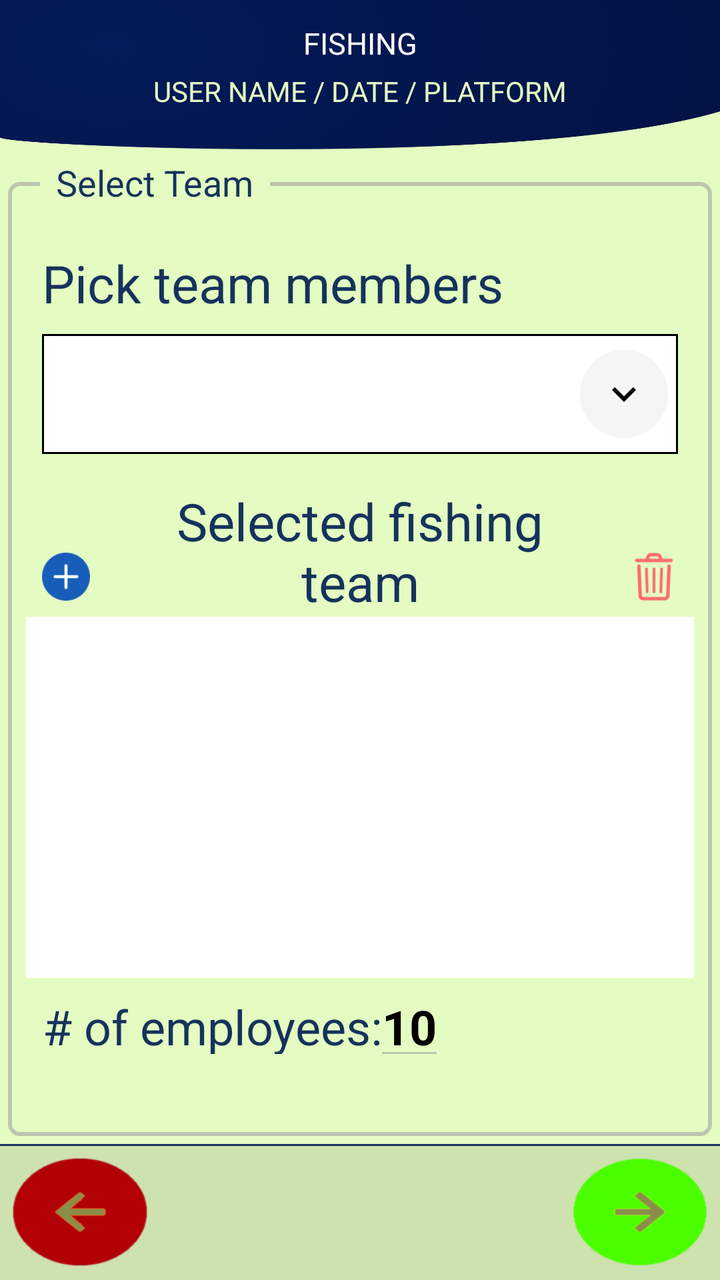
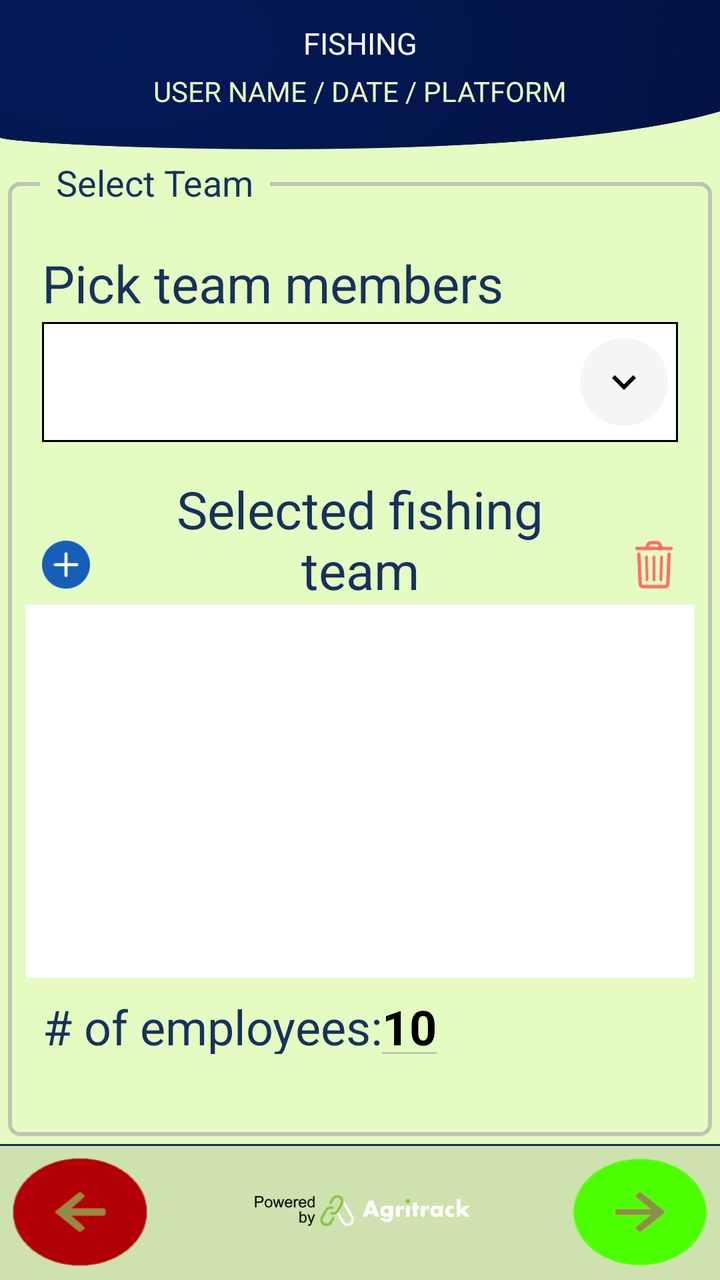

Screens rendered from an Android XML layout before and after an edit, with the pre-edit source and the edit as a unified diff.
<!-- AndroidManifest.xml: application theme Theme.FishTrack -->
<!-- res/layout/activity_fishing_team.xml -->
<?xml version="1.0" encoding="utf-8"?>
<androidx.constraintlayout.widget.ConstraintLayout xmlns:android="http://schemas.android.com/apk/res/android"
    xmlns:app="http://schemas.android.com/apk/res-auto"
    xmlns:tools="http://schemas.android.com/tools"
    android:layout_width="match_parent"
    android:layout_height="match_parent"
    android:background="@color/agri_green"
    tools:context=".ui.activity.fishing.FishingTeamActivity">

    <androidx.constraintlayout.widget.ConstraintLayout
        android:id="@+id/headerLayout"
        android:layout_width="match_parent"
        android:layout_height="75dp"
        android:background="@drawable/bg_form_screen"
        android:backgroundTint="@color/agri_blue"
        android:backgroundTintMode="multiply"
        android:clipChildren="false"
        android:clipToPadding="false"
        android:fadingEdge="horizontal"
        android:paddingTop="0dp"
        app:layout_constraintEnd_toEndOf="parent"
        app:layout_constraintStart_toStartOf="parent"
        app:layout_constraintTop_toTopOf="parent">


        <ImageView
            android:id="@+id/ivBack"
            android:layout_width="wrap_content"
            android:layout_height="wrap_content"
            android:layout_marginStart="8dp"
            android:layout_marginEnd="16dp"
            android:layout_marginBottom="14dp"
            android:contentDescription="back Image"
            android:src="@drawable/ic_back"
            android:visibility="invisible"
            app:layout_constraintBottom_toBottomOf="parent"
            app:layout_constraintEnd_toStartOf="@+id/tvTitleToolbar"
            app:layout_constraintStart_toStartOf="parent"
            app:layout_constraintTop_toTopOf="parent" />

        <TextView
            android:id="@+id/tvTitleToolbar"
            fontPath="fonts/open_sans_semibold.ttf"
            android:layout_width="wrap_content"
            android:layout_height="wrap_content"
            android:layout_marginBottom="32dp"
            android:width="250sp"
            android:gravity="center|top|fill_vertical"
            android:text="@string/title_fishing"
            android:textColor="@color/white"
            android:textSize="@dimen/text_semi_medium"
            app:layout_constraintBottom_toBottomOf="parent"
            app:layout_constraintEnd_toStartOf="@+id/ivNext"
            app:layout_constraintStart_toEndOf="@+id/ivBack"
            app:layout_constraintTop_toTopOf="parent"
            tools:ignore="MissingPrefix" />


        <ImageView
            android:id="@+id/ivNext"
            android:layout_width="wrap_content"
            android:layout_height="wrap_content"
            android:layout_marginStart="16dp"
            android:layout_marginEnd="8dp"
            android:layout_marginBottom="14dp"
            android:src="@drawable/ic_next"
            android:visibility="invisible"
            app:layout_constraintBottom_toBottomOf="parent"
            app:layout_constraintEnd_toEndOf="parent"
            app:layout_constraintStart_toEndOf="@+id/tvTitleToolbar"
            app:layout_constraintTop_toTopOf="parent" />

        <TextView
            android:id="@+id/tvPlatformQuantityNoBins"
            android:layout_width="0dp"
            android:layout_height="wrap_content"
            android:layout_marginBottom="16dp"
            android:backgroundTint="@color/agri_blue"
            android:backgroundTintMode="screen"
            android:gravity="center"
            android:text="@string/title_user_date_platform"
            android:textColor="@color/agri_green"
            android:textSize="14sp"
            app:layout_constraintBottom_toBottomOf="parent"
            app:layout_constraintEnd_toEndOf="parent"
            app:layout_constraintStart_toStartOf="parent"
            app:layout_constraintTop_toBottomOf="@+id/tvTitleToolbar"
            tools:layout_conversion_absoluteHeight="0dp"
            tools:layout_conversion_absoluteWidth="0dp" />

    </androidx.constraintlayout.widget.ConstraintLayout>

    <androidx.constraintlayout.widget.ConstraintLayout
        android:id="@+id/formLayout"
        android:layout_width="0dp"
        android:layout_height="0dp"
        app:layout_constraintBottom_toTopOf="@+id/footerLayout"
        app:layout_constraintEnd_toEndOf="parent"
        app:layout_constraintHorizontal_bias="0.0"
        app:layout_constraintStart_toStartOf="parent"
        app:layout_constraintTop_toBottomOf="@id/headerLayout"
        app:layout_constraintVertical_bias="1.0">

        <RelativeLayout
            android:id="@+id/fishMainLayout"
            android:layout_width="0dp"
            android:layout_height="0dp"
            android:layout_marginStart="4dp"
            android:layout_marginTop="4dp"
            android:layout_marginEnd="4dp"
            android:layout_marginBottom="4dp"
            app:layout_constraintBottom_toBottomOf="parent"
            app:layout_constraintEnd_toEndOf="parent"
            app:layout_constraintStart_toStartOf="parent"
            app:layout_constraintTop_toTopOf="parent">

        <androidx.constraintlayout.widget.ConstraintLayout
            android:layout_width="match_parent"
            android:layout_height="match_parent"
            android:layout_marginTop="12dp"
            android:background="@drawable/shape_rounded_corner_with_shadow"
            android:orientation="vertical"
            android:padding="1dp">

            <ImageView
                android:id="@+id/ivDelete2"
                android:layout_width="24dp"
                android:layout_height="24dp"

                android:layout_marginEnd="16dp"
                android:layout_marginBottom="8dp"
                app:layout_constraintBottom_toTopOf="@+id/rvTeam"
                app:layout_constraintEnd_toEndOf="parent"
                app:layout_constraintStart_toEndOf="@+id/tvSelectTeam"
                app:srcCompat="@drawable/ic_delete" />

            <ImageView
                android:id="@+id/ivAdd2"
                android:layout_width="24dp"
                android:layout_height="24dp"
                android:layout_marginStart="16dp"
                android:layout_marginBottom="8dp"
                app:layout_constraintBottom_toTopOf="@+id/rvTeam"
                app:layout_constraintEnd_toStartOf="@id/tvSelectTeam"
                app:layout_constraintStart_toStartOf="parent"
                app:srcCompat="@drawable/ic_add_stock_opname" />

            <TextView
                android:id="@+id/tvPickMembers"
                android:layout_width="0dp"
                android:layout_height="wrap_content"
                android:layout_marginStart="16dp"
                android:layout_marginTop="32dp"
                android:text="@string/pick_fishing_team"
                android:textColor="@color/label_blue"
                android:textSize="@dimen/text_view_font_size"
                app:layout_constraintBottom_toTopOf="@id/spFishingTeam"
                app:layout_constraintEnd_toEndOf="parent"
                app:layout_constraintStart_toStartOf="parent"
                app:layout_constraintTop_toTopOf="parent" />

        <Spinner
            android:id="@+id/spFishingTeam"
            style="@style/spinner_style"
            android:layout_width="0dp"
            android:layout_height="60dp"
            android:layout_marginStart="16dp"
            android:layout_marginTop="8dp"
            android:layout_marginEnd="16dp"
            android:dropDownWidth="match_parent"
            android:focusableInTouchMode="true"
            android:requiresFadingEdge="horizontal"
            android:spinnerMode="dropdown"
            android:textAlignment="textStart"
            android:visibility="visible"
            app:layout_constraintBottom_toBottomOf="@id/tvSelectTeam"
            app:layout_constraintEnd_toEndOf="parent"
            app:layout_constraintHorizontal_bias="0.496"
            app:layout_constraintStart_toStartOf="parent"
            app:layout_constraintTop_toBottomOf="@id/tvPickMembers"
            tools:layout_conversion_absoluteHeight="0dp"
            tools:layout_conversion_absoluteWidth="0dp" />

            <TextView
                android:id="@+id/tvSelectTeam"
                android:layout_width="0dp"
                android:layout_height="wrap_content"
                android:layout_marginStart="32dp"
                android:layout_marginTop="16dp"
                android:layout_marginEnd="32dp"
                android:gravity="center_horizontal"
                android:text="@string/fishing_team"
                android:textColor="@color/label_blue"
                android:textSize="@dimen/text_view_font_size"
                app:layout_constraintBottom_toTopOf="@+id/rvTeam"
                app:layout_constraintEnd_toStartOf="@+id/ivDelete2"
                app:layout_constraintStart_toEndOf="@+id/ivAdd2"
                app:layout_constraintTop_toBottomOf="@id/spFishingTeam" />

        <androidx.recyclerview.widget.RecyclerView
            android:id="@+id/rvTeam"
            android:layout_width="0dp"
            android:layout_height="0dp"
            android:layout_marginStart="8dp"
            android:layout_marginEnd="8dp"
            android:background="#fff"
            android:scrollbars="vertical"
            android:verticalScrollbarPosition="right"
            app:flow_verticalAlign="top"
            app:layout_constraintBottom_toTopOf="@+id/tvNumberEmployees"
            app:layout_constraintEnd_toEndOf="parent"
            app:layout_constraintHorizontal_bias="0.0"
            app:layout_constraintStart_toStartOf="parent"
            app:layout_constraintTop_toBottomOf="@id/tvSelectTeam">

        </androidx.recyclerview.widget.RecyclerView>

            <TextView
                android:id="@+id/tvNumberEmployees"
                android:layout_width="wrap_content"
                android:layout_height="30dp"
                android:layout_marginStart="16dp"
                android:layout_marginTop="8dp"
                android:layout_marginBottom="40dp"
                android:gravity="center_horizontal"
                android:text="@string/number_of_employees"
                android:textColor="@color/label_blue"
                android:textSize="24sp"
                app:layout_constraintBottom_toBottomOf="parent"
                app:layout_constraintEnd_toStartOf="@+id/tvEmployeesCount"
                app:layout_constraintStart_toStartOf="parent"
                app:layout_constraintTop_toBottomOf="@+id/rvTeam" />

        <TextView
            android:id="@+id/tvEmployeesCount"
            android:layout_width="wrap_content"
            android:layout_height="30dp"
            android:layout_marginTop="8dp"
            android:layout_marginBottom="40dp"
            android:background="@drawable/border_bottom"
            android:gravity="center"
            android:inputType="number"
            android:text="10"
            android:textAlignment="center"
            android:textColor="@color/black"
            android:textIsSelectable="false"
            android:textSize="24sp"
            android:textStyle="bold"
            app:layout_constraintBottom_toBottomOf="parent"
            app:layout_constraintStart_toEndOf="@+id/tvNumberEmployees"
            app:layout_constraintTop_toBottomOf="@+id/rvTeam" />

            </androidx.constraintlayout.widget.ConstraintLayout>

            <TextView
                android:layout_width="wrap_content"
                android:layout_height="wrap_content"
                android:layout_alignParentTop="true"
                android:layout_marginStart="16dp"
                android:background="@color/agri_green"
                android:paddingHorizontal="8dp"
                android:text="Select Team"
                android:textColor="@color/label_blue"
                android:textSize="18sp" />

        </RelativeLayout>

    </androidx.constraintlayout.widget.ConstraintLayout>

    <androidx.constraintlayout.widget.ConstraintLayout
        android:id="@+id/footerLayout"
        android:layout_width="0dp"
        android:layout_height="68sp"
        android:background="@drawable/border_top"
        app:layout_constraintBottom_toBottomOf="parent"
        app:layout_constraintEnd_toEndOf="parent"
        app:layout_constraintStart_toStartOf="parent"
        app:layout_constraintTop_toBottomOf="@+id/formLayout">

        <ImageView
            android:id="@+id/ivBackToBins"
            android:layout_width="wrap_content"
            android:layout_height="wrap_content"
            android:layout_marginStart="16dp"
            android:scaleX="1.5"
            android:scaleY="1.2"
            app:layout_constraintBottom_toBottomOf="parent"
            app:layout_constraintStart_toStartOf="parent"
            app:layout_constraintTop_toTopOf="parent"
            app:srcCompat="@drawable/ic_shortcut_arrow_back" />

        <ImageView
            android:id="@+id/ivToCage"
            android:layout_width="wrap_content"
            android:layout_height="wrap_content"
            android:layout_marginEnd="16dp"
            android:scaleX="1.5"
            android:scaleY="1.2"
            app:layout_constraintBottom_toBottomOf="parent"
            app:layout_constraintEnd_toEndOf="parent"
            app:layout_constraintTop_toTopOf="parent"
            app:srcCompat="@drawable/ic_shortcut_arrow_forward" />
    </androidx.constraintlayout.widget.ConstraintLayout>
</androidx.constraintlayout.widget.ConstraintLayout>
<!-- resources referenced by this layout -->
<resources>
  <color name="agri_blue">#16325c</color>
  <color name="agri_green">#e4fcc2</color>
  <color name="black">#000</color>
  <color name="label_blue">#16325c</color>
  <color name="white">#fff</color>
  <dimen name="text_semi_medium">15sp</dimen>
  <dimen name="text_view_font_size">26sp</dimen>
  <!-- drawable bg_form_screen: png bitmap (drawable-hdpi, 110981 bytes) -->
  <!-- drawable border_bottom (drawable) -->
  <?xml version="1.0" encoding="utf-8"?>
  <layer-list xmlns:android="http://schemas.android.com/apk/res/android" >
      <item>
          <shape android:shape="rectangle" >
              <solid android:color="@color/dark_grey"/>
          </shape>
      </item>
      <item android:bottom="1dp">
          <shape android:shape="rectangle" >
              <solid android:color="@color/agri_green" />
          </shape>
      </item>
  </layer-list>
  <!-- drawable border_top (drawable) -->
  <?xml version="1.0" encoding="utf-8"?>
  <layer-list xmlns:android="http://schemas.android.com/apk/res/android" >
      <item>
          <shape android:shape="rectangle" >
              <solid android:color="@color/agri_blue"/>
          </shape>
      </item>
      <item android:top="1dp">
          <shape android:shape="rectangle" >
              <solid android:color="@color/footer_green" />
          </shape>
      </item>
  </layer-list>
  <!-- drawable ic_add_stock_opname: png bitmap (drawable-hdpi, 952 bytes) -->
  <!-- drawable ic_back: png bitmap (drawable-hdpi, 647 bytes) -->
  <!-- drawable ic_delete: png bitmap (drawable-hdpi, 1166 bytes) -->
  <!-- drawable ic_next: png bitmap (drawable-hdpi, 515 bytes) -->
  <!-- drawable ic_shortcut_arrow_back: png bitmap (drawable-hdpi, 1923 bytes) -->
  <!-- drawable ic_shortcut_arrow_forward: png bitmap (drawable-hdpi, 1562 bytes) -->
  <!-- drawable shape_rounded_corner_with_shadow (drawable) -->
  <?xml version="1.0" encoding="utf-8"?>
  <shape xmlns:android="http://schemas.android.com/apk/res/android"
      android:shape="rectangle">
      <stroke
          android:width="2dp"
          android:color="@color/dark_grey" />
      <corners android:radius="5dp" />
  </shape>
  <string name="fishing_team">Selected fishing team</string>
  <string name="number_of_employees"># of employees:</string>
  <string name="pick_fishing_team">Pick team members</string>
  <string name="title_fishing">FISHING</string>
  <string name="title_user_date_platform">USER NAME / DATE / PLATFORM</string>
  <style name="spinner_style">
          <item name="android:layout_width">match_parent</item>
          <item name="android:layout_height">wrap_content</item>
          <item name="android:background">@drawable/gradient_spinner</item>
          <item name="android:layout_marginTop">2dp</item>
      </style>
  <style name="Theme.FishTrack" parent="Theme.MaterialComponents.Light" />
  <color name="dark_grey">#A9A9A9A9</color>
  <color name="footer_green">#cde2ae</color>
  <!-- drawable gradient_spinner (drawable) -->
  <?xml version="1.0" encoding="utf-8"?>
  <selector xmlns:android="http://schemas.android.com/apk/res/android">
      <item>
          <layer-list>
              <item>
                  <shape>
                      <solid android:color="#ffffff" />
                      <stroke android:width="1dp" android:color="#000000" />
                      <padding android:bottom="3dp" android:left="3dp" android:right="3dp" android:top="3dp" />
                  </shape>
  
              </item>
              <item>
                  <bitmap android:gravity="center|right" android:src="@drawable/ic_shortcut_keyboard_arrow_down" />
              </item>
          </layer-list>
      </item>
  </selector>
  <!-- drawable ic_shortcut_keyboard_arrow_down: png bitmap (drawable-hdpi, 1476 bytes) -->
</resources>

<!-- the commit's change to res/layout/activity_fishing_team.xml (unified diff, before → after) -->
@@ -123,7 +123,7 @@
             android:padding="1dp">
 
             <ImageView
-                android:id="@+id/ivDelete2"
+                android:id="@+id/ivDeleteEmployee"
                 android:layout_width="24dp"
                 android:layout_height="24dp"
 
@@ -135,7 +135,7 @@
                 app:srcCompat="@drawable/ic_delete" />
 
             <ImageView
-                android:id="@+id/ivAdd2"
+                android:id="@+id/ivAddEmployee"
                 android:layout_width="24dp"
                 android:layout_height="24dp"
                 android:layout_marginStart="16dp"
@@ -159,27 +159,26 @@
                 app:layout_constraintStart_toStartOf="parent"
                 app:layout_constraintTop_toTopOf="parent" />
 
-        <Spinner
-            android:id="@+id/spFishingTeam"
-            style="@style/spinner_style"
-            android:layout_width="0dp"
-            android:layout_height="60dp"
-            android:layout_marginStart="16dp"
-            android:layout_marginTop="8dp"
-            android:layout_marginEnd="16dp"
-            android:dropDownWidth="match_parent"
-            android:focusableInTouchMode="true"
-            android:requiresFadingEdge="horizontal"
-            android:spinnerMode="dropdown"
-            android:textAlignment="textStart"
-            android:visibility="visible"
-            app:layout_constraintBottom_toBottomOf="@id/tvSelectTeam"
-            app:layout_constraintEnd_toEndOf="parent"
-            app:layout_constraintHorizontal_bias="0.496"
-            app:layout_constraintStart_toStartOf="parent"
-            app:layout_constraintTop_toBottomOf="@id/tvPickMembers"
-            tools:layout_conversion_absoluteHeight="0dp"
-            tools:layout_conversion_absoluteWidth="0dp" />
+            <Spinner
+                android:id="@+id/spFishingTeam"
+                style="@style/spinner_style"
+                android:layout_width="0dp"
+                android:layout_height="60dp"
+                android:layout_marginStart="16dp"
+                android:layout_marginEnd="16dp"
+                android:dropDownWidth="match_parent"
+                android:focusableInTouchMode="true"
+                android:requiresFadingEdge="horizontal"
+                android:spinnerMode="dropdown"
+                android:textAlignment="textStart"
+                android:visibility="visible"
+                app:layout_constraintBottom_toBottomOf="@id/tvSelectTeam"
+                app:layout_constraintEnd_toEndOf="parent"
+                app:layout_constraintHorizontal_bias="0.496"
+                app:layout_constraintStart_toStartOf="parent"
+                app:layout_constraintTop_toBottomOf="@id/tvPickMembers"
+                tools:layout_conversion_absoluteHeight="0dp"
+                tools:layout_conversion_absoluteWidth="0dp" />
 
             <TextView
                 android:id="@+id/tvSelectTeam"
@@ -193,8 +192,8 @@
                 android:textColor="@color/label_blue"
                 android:textSize="@dimen/text_view_font_size"
                 app:layout_constraintBottom_toTopOf="@+id/rvTeam"
-                app:layout_constraintEnd_toStartOf="@+id/ivDelete2"
-                app:layout_constraintStart_toEndOf="@+id/ivAdd2"
+                app:layout_constraintEnd_toStartOf="@+id/ivDeleteEmployee"
+                app:layout_constraintStart_toEndOf="@+id/ivAddEmployee"
                 app:layout_constraintTop_toBottomOf="@id/spFishingTeam" />
 
         <androidx.recyclerview.widget.RecyclerView
@@ -269,7 +268,7 @@
 
     <androidx.constraintlayout.widget.ConstraintLayout
         android:id="@+id/footerLayout"
-        android:layout_width="0dp"
+        android:layout_width="match_parent"
         android:layout_height="68sp"
         android:background="@drawable/border_top"
         app:layout_constraintBottom_toBottomOf="parent"
@@ -278,6 +277,20 @@
         app:layout_constraintTop_toBottomOf="@+id/formLayout">
 
         <ImageView
+            android:id="@+id/imageView3"
+            android:layout_width="wrap_content"
+            android:layout_height="wrap_content"
+            android:layout_marginTop="24dp"
+            android:layout_marginBottom="24dp"
+            android:scaleX="0.7"
+            android:scaleY="0.7"
+            app:layout_constraintBottom_toBottomOf="parent"
+            app:layout_constraintEnd_toStartOf="@+id/ivToCage"
+            app:layout_constraintStart_toEndOf="@+id/ivBackToBins"
+            app:layout_constraintTop_toTopOf="parent"
+            app:srcCompat="@drawable/powered_by_agritrack" />
+
+        <ImageView
             android:id="@+id/ivBackToBins"
             android:layout_width="wrap_content"
             android:layout_height="wrap_content"
<!-- resource entries referenced after the edit -->
@@ -42,6 +42,7 @@
   <!-- drawable ic_next: png bitmap (drawable-hdpi, 515 bytes) -->
   <!-- drawable ic_shortcut_arrow_back: png bitmap (drawable-hdpi, 1923 bytes) -->
   <!-- drawable ic_shortcut_arrow_forward: png bitmap (drawable-hdpi, 1562 bytes) -->
+  <!-- drawable powered_by_agritrack: png bitmap (drawable-hdpi, 13903 bytes) -->
   <!-- drawable shape_rounded_corner_with_shadow (drawable) -->
   <?xml version="1.0" encoding="utf-8"?>
   <shape xmlns:android="http://schemas.android.com/apk/res/android"
